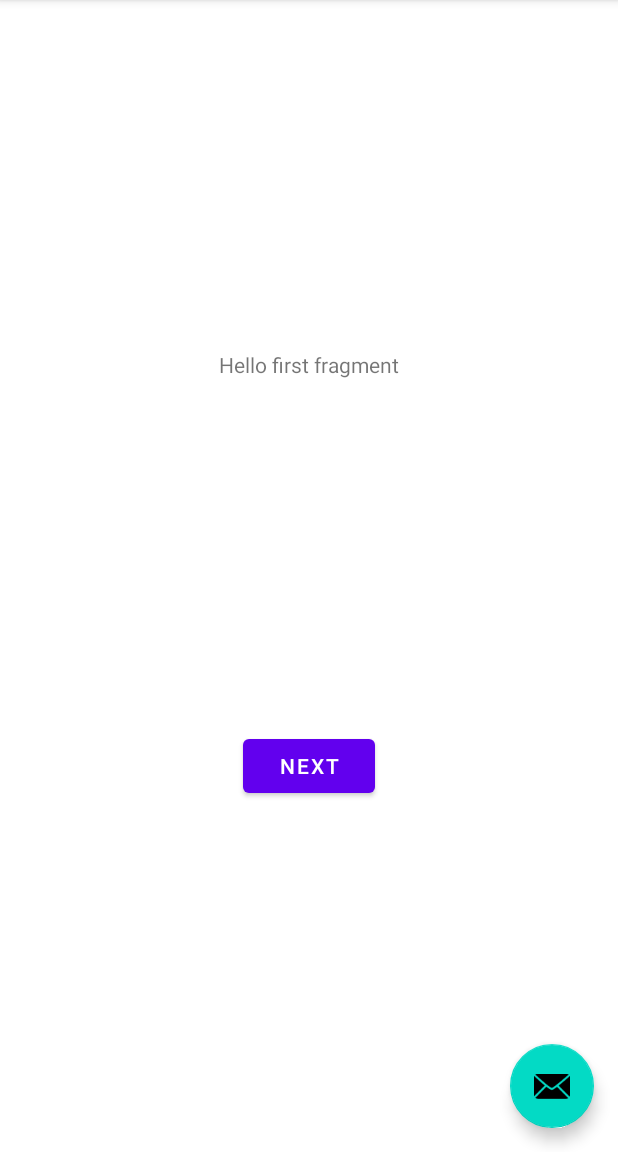
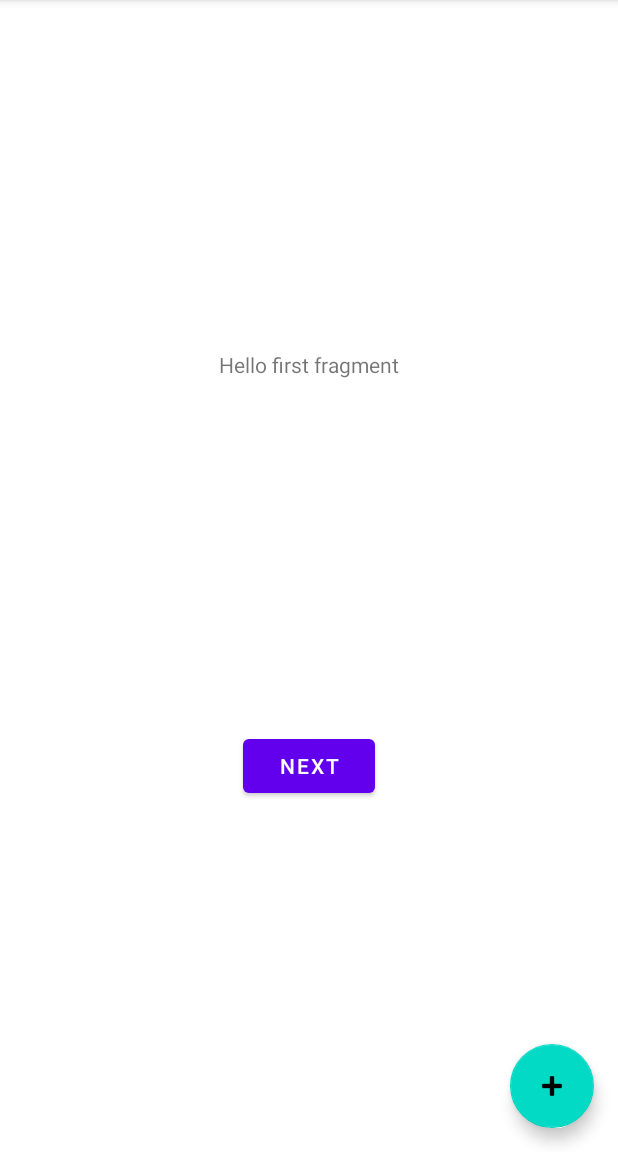
Before and after one commit to MrYee4/HabTracker2.0, an Android app: the screen it shows after launch (MainActivity), on a phone screen of 412 x 824 dp, the part 84-1236 px from its top. Run offline under Robolectric (Android 15) with nearby library versions, the phone set to English and light mode, and no system bars.

Commit message:
Fixing Create Task xml

```diff
--- /dev/null
+++ b/app/src/main/res/layout/activity_create_task2.xml
@@ -0,0 +1,6 @@
+<?xml version="1.0" encoding="utf-8"?>
+<androidx.constraintlayout.widget.ConstraintLayout xmlns:android="http://schemas.android.com/apk/res/android"
+    android:layout_width="match_parent"
+    android:layout_height="match_parent">
+
+</androidx.constraintlayout.widget.ConstraintLayout>
--- a/app/src/main/res/layout/activity_main.xml
+++ b/app/src/main/res/layout/activity_main.xml
@@ -28,6 +28,12 @@
         android:layout_height="wrap_content"
         android:layout_gravity="bottom|end"
         android:layout_margin="@dimen/fab_margin"
-        app:srcCompat="@android:drawable/ic_dialog_email" />
+        app:srcCompat="@android:drawable/ic_input_add" />
+
+    <Button
+        android:id="@+id/to_Tasks"
+        android:layout_width="wrap_content"
+        android:layout_height="wrap_content"
+        android:text="Button" />
 
 </androidx.coordinatorlayout.widget.CoordinatorLayout>
--- a/app/src/main/res/layout/content_view_tasks.xml
+++ b/app/src/main/res/layout/content_view_tasks.xml
@@ -15,5 +15,5 @@
         app:layout_constraintLeft_toLeftOf="parent"
         app:layout_constraintRight_toRightOf="parent"
         app:layout_constraintTop_toTopOf="parent"
-        app:navGraph="@navigation/nav_graph2" />
+        app:navGraph="@navigation/nav_graph" />
 </androidx.constraintlayout.widget.ConstraintLayout>
```
